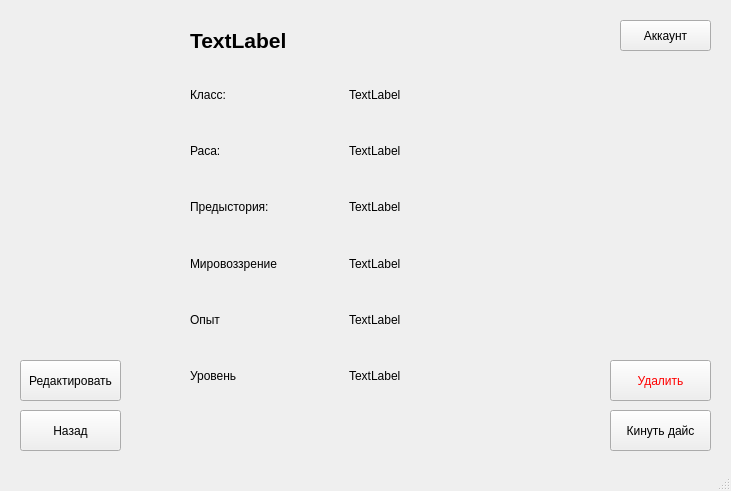
Above: data/ui_files/questionnaire_info_screen.ui from Gelzy788/DnD-Helper before the change. Below: the same form after it.
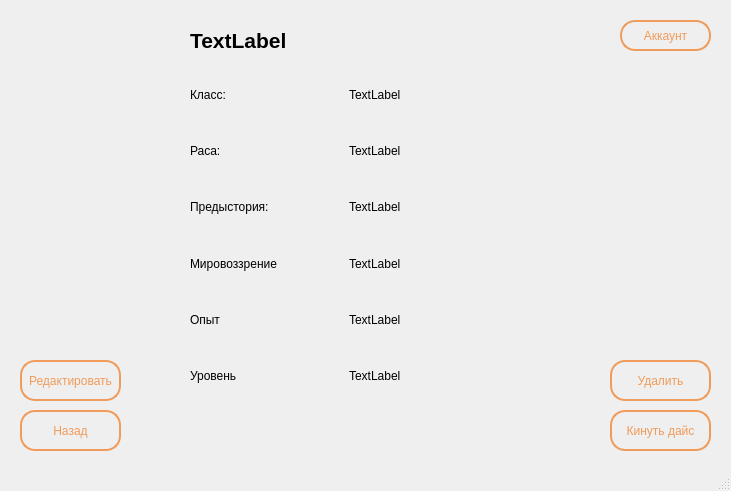
That is the form after the change. Icons and pictures are not drawn.

```diff
--- a/data/ui_files/questionnaire_info_screen.ui
+++ b/data/ui_files/questionnaire_info_screen.ui
@@ -23,6 +23,25 @@
       <height>31</height>
      </rect>
     </property>
+    <property name="styleSheet">
+     <string notr="true">/* border-color: rgb(142, 74, 25);
+border: 2px solid rgb(142, 74, 25); */
+/* background-color: rgb(142, 74, 25); */
+
+QPushButton {
+	color: rgb(240, 155, 89);
+    background-color: transparent; /* Делаем фон прозрачным */
+    border: 2px solid rgb(240, 155, 89);  /* Цвет границы */
+    border-radius: 15px; /* Закругление углов (по желанию) */
+    padding: 5px; /* Отступы (по желанию) */
+	/* border-image: linear-gradient(to right, red, yellow) 5; */
+}
+
+QPushButton:hover {
+    background-color: rgba(54, 21, 8, 0.5); 
+} 
+</string>
+    </property>
     <property name="text">
      <string>Аккаунт</string>
     </property>
@@ -36,6 +55,25 @@
       <height>41</height>
      </rect>
     </property>
+    <property name="styleSheet">
+     <string notr="true">/* border-color: rgb(142, 74, 25);
+border: 2px solid rgb(142, 74, 25); */
+/* background-color: rgb(142, 74, 25); */
+
+QPushButton {
+	color: rgb(240, 155, 89);
+    background-color: transparent; /* Делаем фон прозрачным */
+    border: 2px solid rgb(240, 155, 89);  /* Цвет границы */
+    border-radius: 15px; /* Закругление углов (по желанию) */
+    padding: 5px; /* Отступы (по желанию) */
+	/* border-image: linear-gradient(to right, red, yellow) 5; */
+}
+
+QPushButton:hover {
+    background-color: rgba(54, 21, 8, 0.5); 
+} 
+</string>
+    </property>
     <property name="text">
      <string>Кинуть дайс</string>
     </property>
@@ -49,6 +87,25 @@
       <height>41</height>
      </rect>
     </property>
+    <property name="styleSheet">
+     <string notr="true">/* border-color: rgb(142, 74, 25);
+border: 2px solid rgb(142, 74, 25); */
+/* background-color: rgb(142, 74, 25); */
+
+QPushButton {
+	color: rgb(240, 155, 89);
+    background-color: transparent; /* Делаем фон прозрачным */
+    border: 2px solid rgb(240, 155, 89);  /* Цвет границы */
+    border-radius: 15px; /* Закругление углов (по желанию) */
+    padding: 5px; /* Отступы (по желанию) */
+	/* border-image: linear-gradient(to right, red, yellow) 5; */
+}
+
+QPushButton:hover {
+    background-color: rgba(54, 21, 8, 0.5); 
+} 
+</string>
+    </property>
     <property name="text">
      <string>Назад</string>
     </property>
@@ -178,7 +235,23 @@
      </rect>
     </property>
     <property name="styleSheet">
-     <string notr="true">color: rgb(255, 0, 0);</string>
+     <string notr="true">/* border-color: rgb(142, 74, 25);
+border: 2px solid rgb(142, 74, 25); */
+/* background-color: rgb(142, 74, 25); */
+
+QPushButton {
+	color: rgb(240, 155, 89);
+    background-color: transparent; /* Делаем фон прозрачным */
+    border: 2px solid rgb(240, 155, 89);  /* Цвет границы */
+    border-radius: 15px; /* Закругление углов (по желанию) */
+    padding: 5px; /* Отступы (по желанию) */
+	/* border-image: linear-gradient(to right, red, yellow) 5; */
+}
+
+QPushButton:hover {
+    background-color: rgba(54, 21, 8, 0.5); 
+} 
+</string>
     </property>
     <property name="text">
      <string>Удалить</string>
@@ -193,10 +266,52 @@
       <height>41</height>
      </rect>
     </property>
+    <property name="styleSheet">
+     <string notr="true">/* border-color: rgb(142, 74, 25);
+border: 2px solid rgb(142, 74, 25); */
+/* background-color: rgb(142, 74, 25); */
+
+QPushButton {
+	color: rgb(240, 155, 89);
+    background-color: transparent; /* Делаем фон прозрачным */
+    border: 2px solid rgb(240, 155, 89);  /* Цвет границы */
+    border-radius: 15px; /* Закругление углов (по желанию) */
+    padding: 5px; /* Отступы (по желанию) */
+	/* border-image: linear-gradient(to right, red, yellow) 5; */
+}
+
+QPushButton:hover {
+    background-color: rgba(54, 21, 8, 0.5); 
+} 
+</string>
+    </property>
     <property name="text">
      <string>Редактировать</string>
     </property>
    </widget>
+   <widget class="QWidget" name="widget" native="true">
+    <property name="geometry">
+     <rect>
+      <x>0</x>
+      <y>-30</y>
+      <width>741</width>
+      <height>531</height>
+     </rect>
+    </property>
+    <property name="styleSheet">
+     <string notr="true">background-image: url('data/textures/background.jpg');
+background-repeat: no-repeat; 
+background-position: center;</string>
+    </property>
+   </widget>
+   <zorder>widget</zorder>
+   <zorder>account_btn</zorder>
+   <zorder>throw_dice_btn</zorder>
+   <zorder>back_btn</zorder>
+   <zorder>gridLayoutWidget</zorder>
+   <zorder>name_label</zorder>
+   <zorder>del_btn</zorder>
+   <zorder>edit_btn</zorder>
   </widget>
   <widget class="QStatusBar" name="statusbar"/>
  </widget>
```
